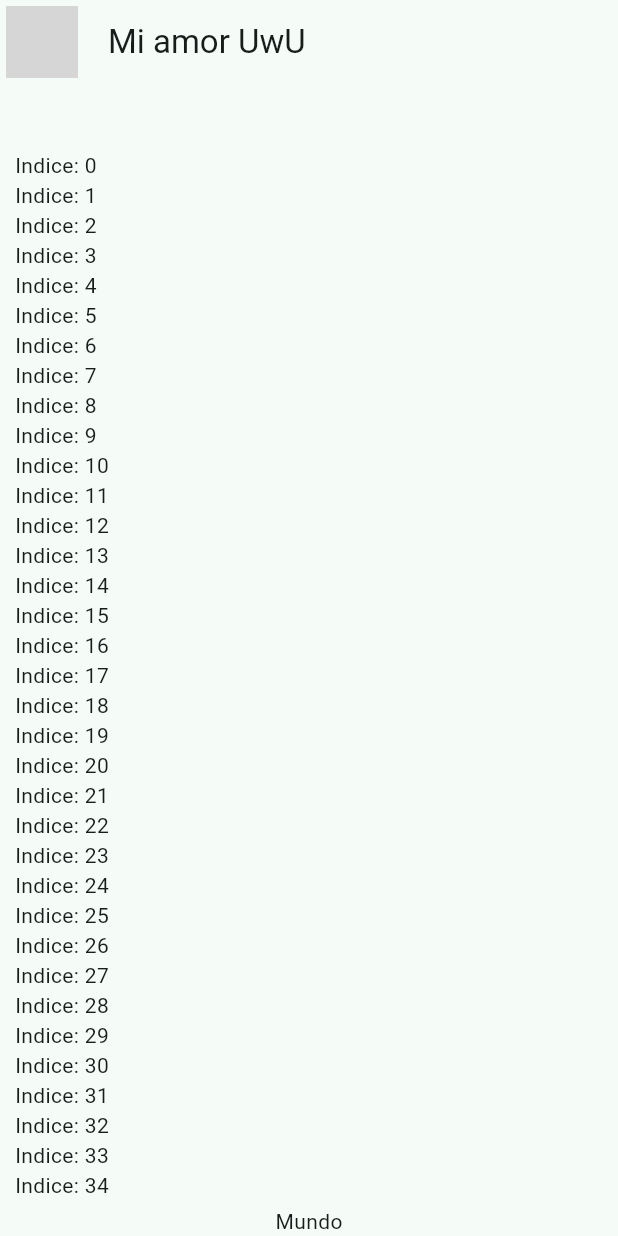
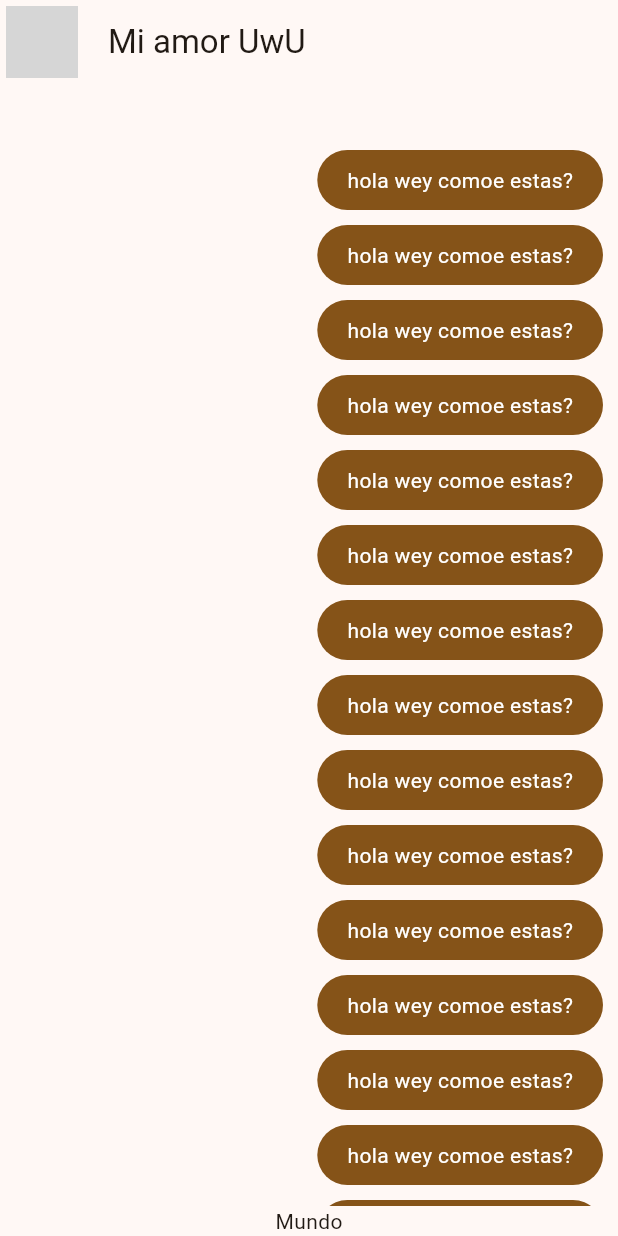
Before and after one commit to enriquegarcia96/yes_or_no_app, a Flutter app: the screen it shows after launch, on a phone screen of 412 x 824 dp. Run offline on Flutter 3.47's test engine with Material 3 defaults, Android fonts, the phone set to English and light mode, and no system bars; network calls fail; grey boxes are pictures that could not be loaded.

Commit message:
refactor: 💡 mensajes tipo burbujar
burbujas de mensajes

```diff
--- a/lib/main.dart
+++ b/lib/main.dart
@@ -1,6 +1,8 @@
 import 'package:flutter/material.dart';
+
+
 import 'package:yes_no_app/config/theme/app_theme.dart';
-import 'package:yes_no_app/presentation/chat/chat_screen.dart';
+import 'package:yes_no_app/presentation/screens/chat/chat_screen.dart';
 
 void main() => runApp(const MyApp());
 
@@ -11,7 +13,7 @@ class MyApp extends StatelessWidget {
   Widget build(BuildContext context) {
     return MaterialApp(
       title: 'Yes No app',
-      theme: AppTheme(selectedColor: 6).theme(),
+      theme: AppTheme(selectedColor: 2).theme(),
       debugShowCheckedModeBanner:false,
       home: const ChatScreen()
     );
--- a/lib/presentation/chat/chat_screen.dart
+++ b/lib/presentation/screens/chat/chat_screen.dart
@@ -1,4 +1,5 @@
 import 'package:flutter/material.dart';
+import 'package:yes_no_app/presentation/widgets/chat/my_message_buble.dart';
 
 class ChatScreen extends StatelessWidget {
   const ChatScreen({super.key});
@@ -40,15 +41,13 @@ class _ChatView extends StatelessWidget {
         padding: const EdgeInsets.symmetric(horizontal: 10),
         child: Column(
           children: [
-
-            Expanded(child: ListView.builder(
+            Expanded(
+                child: ListView.builder(
               itemCount: 100,
               itemBuilder: (context, index) {
-                return Text('Indice: $index');
+                return const MyMessageBuble();
               },
             )),
-
-
             Text('Mundo')
           ],
         ),
--- /dev/null
+++ b/lib/presentation/widgets/chat/my_message_buble.dart
@@ -0,0 +1,27 @@
+import 'package:flutter/material.dart';
+
+class MyMessageBuble extends StatelessWidget {
+  const MyMessageBuble({super.key});
+
+  @override
+  Widget build(BuildContext context) {
+    final colors = Theme.of(context).colorScheme;
+
+    return Column(
+      crossAxisAlignment: CrossAxisAlignment.end,
+      children: [
+        Container(
+            decoration: BoxDecoration(
+                color: colors.primary, borderRadius: BorderRadius.circular(20)),
+            child: const Padding(
+              padding: EdgeInsets.symmetric(horizontal: 20, vertical: 10),
+              child: Text(
+                'hola wey comoe estas?',
+                style: TextStyle(color: Colors.white),
+              ),
+            )),
+        const SizedBox(height: 10)
+      ],
+    );
+  }
+}
```
